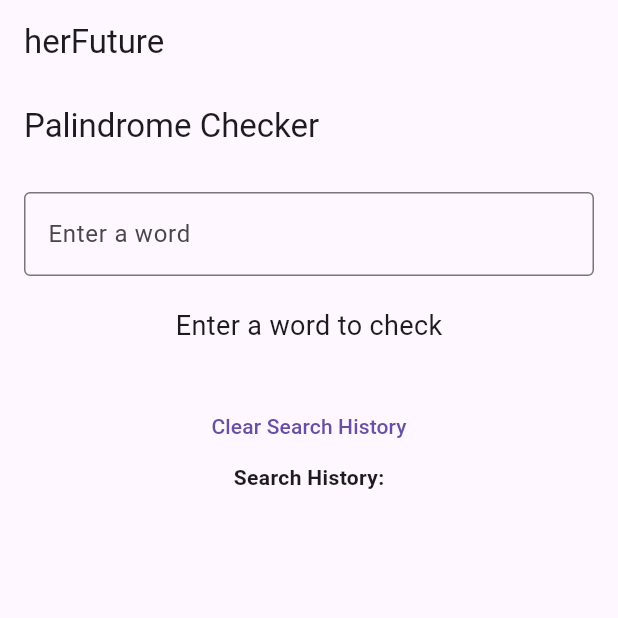
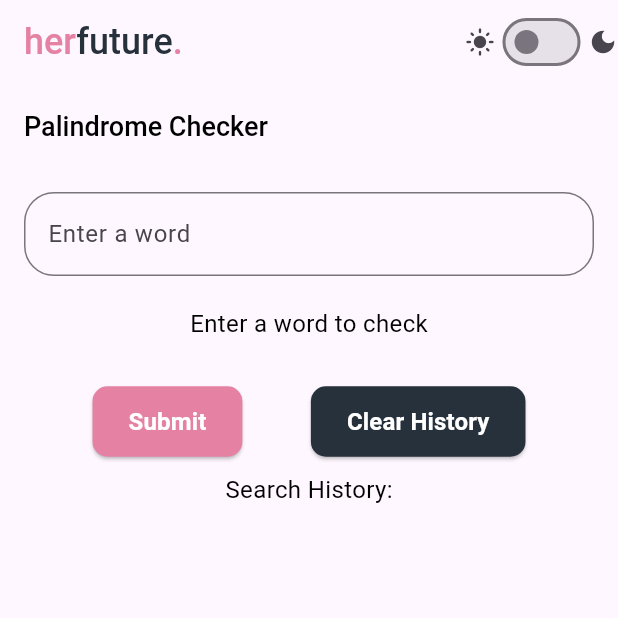
Before and after one commit to afrahshaikh/herfuturetask, a Flutter app: the screen it shows after launch, on a phone screen of 412 x 824 dp, the top half of it. Run offline on Flutter 3.47's test engine with Material 3 defaults, Android fonts, the phone set to English and light mode, and no system bars; our stand-ins replace flutter_riverpod.

Commit message:
added some ui

```diff
--- /dev/null
+++ b/lib/components/commontext.dart
@@ -0,0 +1,31 @@
+import 'package:flutter/material.dart';
+
+class CommonText extends StatelessWidget {
+  final String text;
+  final double fontSize;
+  final Color color;
+  final FontWeight fontWeight;
+  final TextAlign textAlign;
+
+  const CommonText({
+    Key? key,
+    required this.text,
+    this.fontSize = 16,
+    this.color = Colors.black,
+    this.fontWeight = FontWeight.normal,
+    this.textAlign = TextAlign.start,
+  }) : super(key: key);
+
+  @override
+  Widget build(BuildContext context) {
+    return Text(
+      text,
+      textAlign: textAlign,
+      style: TextStyle(
+        fontSize: fontSize,
+        color: color ==Colors.black && Theme.of(context).brightness == Brightness.dark  ? Colors.white : color,
+        fontWeight: fontWeight,
+      ),
+    );
+  }
+}
--- /dev/null
+++ b/lib/components/herfuturelogo.dart
@@ -0,0 +1,23 @@
+import 'package:flutter/material.dart';
+
+Widget logoherFuture() {
+  return RichText(
+    text: TextSpan(
+      style: const TextStyle(fontSize: 24,fontWeight: FontWeight.w500), // Optional: set a default style
+      children: const [
+        TextSpan(
+          text: 'her',
+          style: TextStyle(color: Color.fromARGB(255, 229, 129, 163)),
+        ),
+        TextSpan(
+          text: 'future',
+          style: TextStyle(color: Color.fromARGB(255, 38, 49, 59)),
+        ),
+        TextSpan(
+          text: '.',
+          style: TextStyle(color: Color.fromARGB(255, 229, 129, 163)),
+        ),
+      ],
+    ),
+  );
+}
--- a/lib/main.dart
+++ b/lib/main.dart
@@ -1,4 +1,6 @@
 import 'package:flutter/material.dart';
+import 'package:herfuturetask/components/herfuturelogo.dart';
+import 'package:herfuturetask/provider/provider.dart';
 import 'package:herfuturetask/ui/homepage.dart';
 import 'package:flutter_riverpod/flutter_riverpod.dart';
 
@@ -7,14 +9,37 @@ void main() {
 }
 
 
-class MainApp extends StatelessWidget {
+class MainApp extends ConsumerWidget {
   const MainApp({super.key});
 
   @override
-  Widget build(BuildContext context) {
+  Widget build(BuildContext context,WidgetRef ref) {
+     final themeMode = ref.watch(themeModeProvider);
     return  MaterialApp(
+        theme: ThemeData.light(),
+      darkTheme: ThemeData.dark(),
+      themeMode: themeMode,
       home: Scaffold(
-        appBar: AppBar(title: Text("herFuture"),),
+        appBar: AppBar(
+             actions: [
+          Row(
+            children: [
+              const Icon(Icons.light_mode,size: 20,),
+              Switch(
+                padding: EdgeInsets.all(5),
+                activeColor: Color.fromARGB(255, 229, 129, 163),
+                value: themeMode == ThemeMode.dark,
+                onChanged: (val) {
+                  ref.read(themeModeProvider.notifier).state =
+                      val ? ThemeMode.dark : ThemeMode.light;
+                },
+              ),
+              const Icon(Icons.dark_mode, size: 20,),
+            ],
+          ),
+         ],
+          title: logoherFuture(),),
+
         body: Center(
           child: HomePage(),
         ),
--- a/lib/provider/provider.dart
+++ b/lib/provider/provider.dart
@@ -1,4 +1,8 @@
+import 'package:flutter/material.dart';
 import 'package:flutter_riverpod/flutter_riverpod.dart';
+
+
+final themeModeProvider = StateProvider<ThemeMode>((ref) => ThemeMode.light);
 
 //provider to manage input from user
 final wordProvider = StateProvider<String>((ref) => '');
--- a/lib/ui/homepage.dart
+++ b/lib/ui/homepage.dart
@@ -1,5 +1,6 @@
 import 'package:flutter/material.dart';
 import 'package:flutter_riverpod/flutter_riverpod.dart';
+import 'package:herfuturetask/components/commontext.dart';
 import 'package:herfuturetask/provider/provider.dart';
 
 class HomePage extends ConsumerWidget {
@@ -10,51 +11,128 @@ class HomePage extends ConsumerWidget {
     final word = ref.watch(wordProvider);
     final isPalindrome = ref.watch(isPalindromeProvider);
     final history = ref.watch(historyProvider);
+  final themeMode = ref.watch(themeModeProvider);
+    return Scaffold(
+      appBar: AppBar(
 
-    return Scaffold(
-      appBar: AppBar(title: const Text('Palindrome Checker')),
+        title: CommonText(
+          text: 'Palindrome Checker',
+          fontWeight: FontWeight.w500,
+          fontSize: 18,
+        ),
+      ),
       body: Padding(
         padding: const EdgeInsets.all(16.0),
         child: Column(
           children: [
             TextField(
-              decoration: const InputDecoration(
+              decoration: InputDecoration(
                 labelText: 'Enter a word',
-                border: OutlineInputBorder(),
+                border: OutlineInputBorder(
+                  borderRadius: BorderRadius.circular(20),
+                ),
               ),
-              onChanged: (value) => ref.read(wordProvider.notifier).state = value,
+              onChanged:
+                  (value) => ref.read(wordProvider.notifier).state = value,
               onSubmitted: (value) {
                 ref.read(historyProvider.notifier).addWord(value);
               },
             ),
             const SizedBox(height: 20),
-            Text(
-              word.isEmpty
-                  ? 'Enter a word to check'
-                  : isPalindrome
+            CommonText(
+              text:
+                  word.isEmpty
+                      ? 'Enter a word to check'
+                      : isPalindrome
                       ? '✅ "$word" is a palindrome!'
                       : '❌ "$word" is not a palindrome.',
-              style: const TextStyle(fontSize: 18),
             ),
             const SizedBox(height: 30),
-             TextButton(onPressed: (){
-                 ref.read(historyProvider.notifier).clearState();
-            }, child: Text("Clear Search History")),
-            const Text(
-              'Search History:',
-              style: TextStyle(fontWeight: FontWeight.bold),
+            Row(
+              mainAxisAlignment: MainAxisAlignment.spaceEvenly,
+              children: [
+                  ElevatedButton(
+              onPressed: () {
+                ref
+                    .read(historyProvider.notifier)
+                    .addWord(ref.read(wordProvider.notifier).state);
+              },
+              style: ElevatedButton.styleFrom(
+                padding: const EdgeInsets.symmetric(
+                  horizontal: 24,
+                  vertical: 12,
+                ),
+                backgroundColor: Color.fromARGB(
+                  255,
+                  229,
+                  129,
+                  163,
+                ), // Button color
+                shape: RoundedRectangleBorder(
+                  borderRadius: BorderRadius.circular(10), // Rounded corners
+                ),
+              ),
+              child: const Text(
+                'Submit',
+                style: TextStyle(
+                  color: Colors.white,
+                  fontSize: 16,
+                  fontWeight: FontWeight.bold,
+                ),
+              ),
             ),
+                ElevatedButton(
+                  onPressed: () {
+                   ref.read(historyProvider.notifier).clearState();
+                  },
+                  style: ElevatedButton.styleFrom(
+                    padding: const EdgeInsets.symmetric(
+                      horizontal: 24,
+                      vertical: 12,
+                    ),
+                    backgroundColor: Color.fromARGB(255, 38, 49, 59), // Button color
+                    shape: RoundedRectangleBorder(
+                      borderRadius: BorderRadius.circular(10), // Rounded corners
+                    ),
+                  ),
+                  child: const Text(
+                    'Clear History',
+                    style: TextStyle(
+                      color: Colors.white,
+                      fontSize: 16,
+                      fontWeight: FontWeight.bold,
+                    ),
+                  ),
+                ),
+              ],
+            ),
+               const SizedBox(height: 10),
+            CommonText(text: 'Search History:'),
             const SizedBox(height: 10),
             Expanded(
               child: ListView.builder(
                 itemCount: history.length,
                 itemBuilder: (_, index) {
+                   final word = history[index];
+      final cleaned = word.toLowerCase().replaceAll(RegExp(r'\W+'), '');
+      final isPal = cleaned == cleaned.split('').reversed.join('');
                   return ListTile(
-                    title: Text(history[index]),
-                  );
+                    leading: CommonText(text: (index+1).toString(),color:isPal ? Color.fromARGB(
+                  255,
+                  229,
+                  129,
+                  163,
+                ): Colors.black ),
+                    title: CommonText(text: history[index],color:isPal ? Color.fromARGB(
+                  255,
+                  229,
+                  129,
+                  163,
+                ): Colors.black )
+                   ,);
                 },
               ),
-            )
+            ),
           ],
         ),
       ),
```
